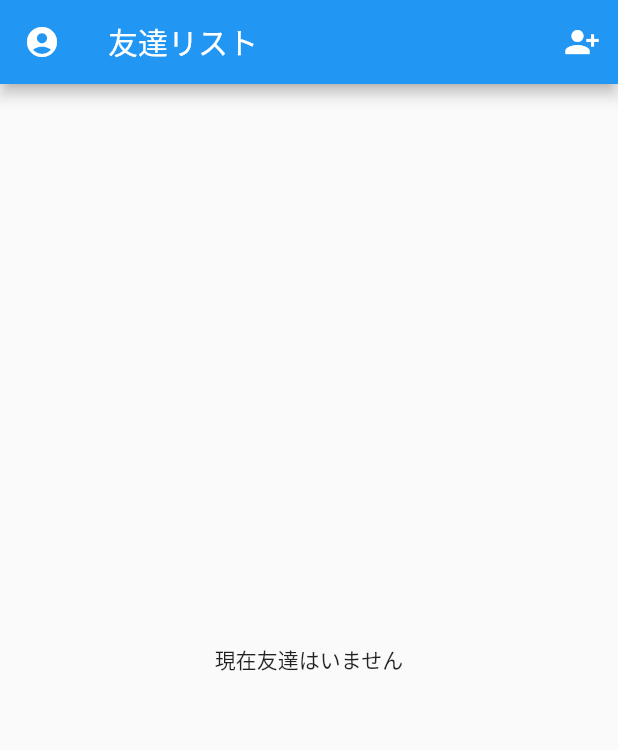
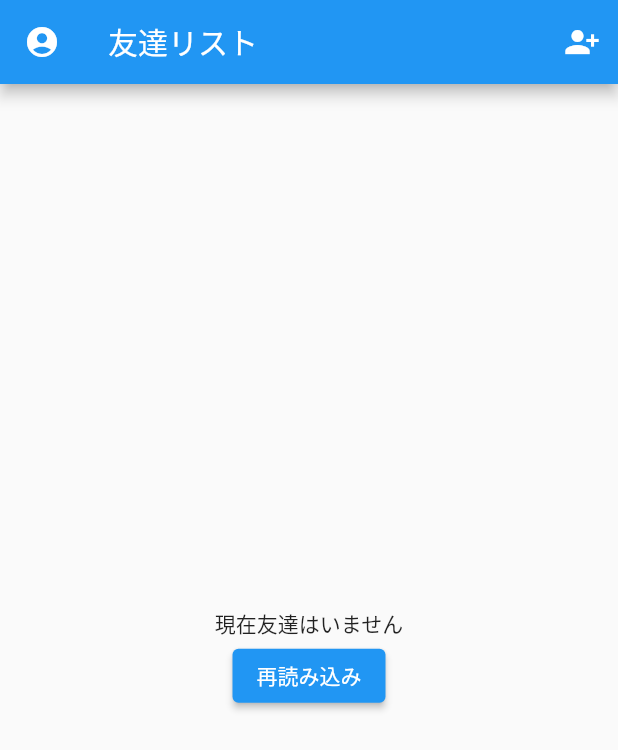
Before and after one commit to sodateya/chat_app_study, a Flutter app: the FriendPage screen opened directly, on a phone screen of 412 x 824 dp. Shown: the top 750 px of the screen. Run offline on Flutter 3.47's test engine with Material 2 defaults, Android fonts, the phone set to English and light mode, and no system bars; our stand-ins replace cloud_firestore, firebase_auth, firebase_core, firebase_messaging, google_fonts, google_sign_in and 2 more; accounts and stored records are empty.

Commit message:
room修正

```diff
--- a/lib/presentation/add_friend/add_friend.dart
+++ b/lib/presentation/add_friend/add_friend.dart
@@ -53,6 +53,7 @@ class AddFriendPage extends StatelessWidget {
                           child: ElevatedButton(
                               onPressed: () async {
                                 try {
+                                  print(model.uniquID);
                                   model.uniquID = controller.text;
                                   await model.getFriendDada(model.uniquID, uid);
                                   await showDialog(
--- a/lib/presentation/add_friend/add_friend_model.dart
+++ b/lib/presentation/add_friend/add_friend_model.dart
@@ -62,6 +62,9 @@ class AddFriendModel extends ChangeNotifier {
   Future addFiriend(Map<String, dynamic> friendData, String uid) async {
     final room = await FirebaseFirestore.instance.collection('rooms').add({
       'createdAt': Timestamp.now(),
+      'updateAt': Timestamp.now(),
+      'lastComment': '',
+      'member': [uid, friendData['uid']]
     });
     await FirebaseFirestore.instance
         .collection('user')
--- a/lib/presentation/friend_list/friend_page.dart
+++ b/lib/presentation/friend_list/friend_page.dart
@@ -45,8 +45,19 @@ class FriendPage extends StatelessWidget {
               ],
             ),
             body: friends.isEmpty
-                ? const Center(
-                    child: Text('現在友達はいません'),
+                ? Column(
+                    mainAxisAlignment: MainAxisAlignment.center,
+                    children: [
+                      const Center(
+                        child: Text('現在友達はいません'),
+                      ),
+                      ElevatedButton(
+                        onPressed: () {
+                          model.getCacheUserList(uid);
+                        },
+                        child: const Text('再読み込み'),
+                      )
+                    ],
                   )
                 : SizedBox(
                     width: size.width,
--- a/lib/presentation/home/home_model.dart
+++ b/lib/presentation/home/home_model.dart
@@ -2,7 +2,6 @@
 
 import 'package:firebase_auth/firebase_auth.dart';
 import 'package:flutter/material.dart';
-import '../add_friend/add_friend.dart';
 import '../apply_list/apply_list.dart';
 import '../friend_list/friend_page.dart';
 import '../setting/setting.dart';
```
